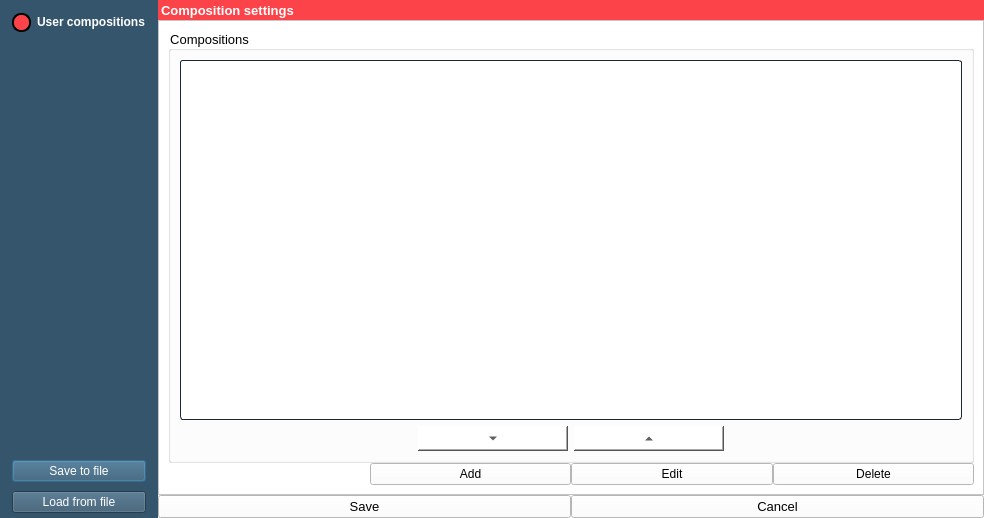
First picture: the form in Kompozycje/dodaj_kompozycje.ui, repository GIAPspzoo/GIAP_PolaMap_lite, before the edit.
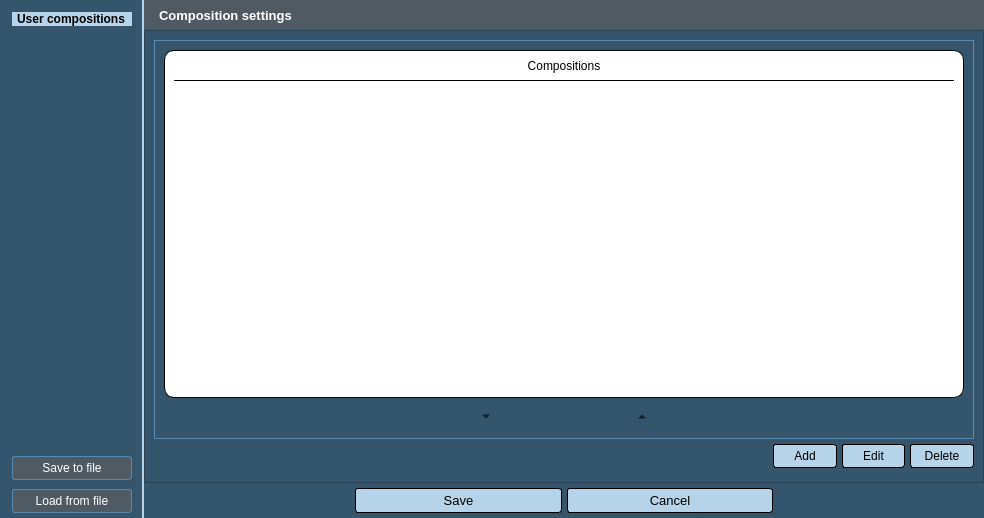
Second picture: the form after the edit. Icons and pictures are not drawn.

```diff
--- a/Kompozycje/dodaj_kompozycje.ui
+++ b/Kompozycje/dodaj_kompozycje.ui
@@ -40,23 +40,90 @@
   </property>
   <property name="styleSheet">
    <string notr="true">* {
-	background-color: rgb(255, 255, 255);
-	color: black;
+	background-color: rgb(53, 85, 109);
     font: 10pt &quot;Segoe UI&quot;; 
+	color: white;
 }
-
-
 QAbstractItemView
 {
-	alternate-background-color:  #e7e7e7;
-	color:  black;
-	border: 1px solid  #1a2936;
+	alternate-background-color:  #e6e6e6;
+}
+QComboBox
+{
+	selection-background-color: #b7d3e8;
+    background-color: #4f5a63;
+	border-style: solid;
+	border: 1px solid  #5689b0;
 	border-radius: 3px;
-	padding: 1px;
+	padding: 2px;
+	font: 9pt &quot;Segoe UI&quot;;
+    height: 20px;
+}
+
+QComboBox:on
+{
+	background-color: #4f5a63;
+	padding-top: 3px;
+	padding-left: 1px;
+	selection-background-color: #4a4a4a;
+}
+
+QComboBox QAbstractItemView
+{
+	background-color: #4f5a63;
+	border-radius: 4px;
+	border: 1px solid  #6fb1e3;
+	selection-background-color: #4f5a63;
+    padding: 4px 10px 4px 10px;
+    width: 1.9em;
+}
+
+QComboBox::drop-down
+{
+	subcontrol-origin: padding;
+	subcontrol-position: top right;
+	width: 15px;
+    background-color: #5689b0;
+	border-left-width: 0px;
+	border-left-color:  #1a2936;
+	border-left-style: solid;
+	border-top-right-radius: 3px; 
+	border-bottom-right-radius: 3px;
+}
+
+QComboBox::down-arrow
+{
+	image: url(icons/down_arrow_disabled.png);
+}
+
+QComboBox::down-arrow:on, 
+QComboBox::down-arrow:hover,
+QComboBox::down-arrow:focus
+{
+	image: url(icons/down_arrow.png);
+}
+
+QLineEdit
+{
+	border: 1px solid #5689b0;
+    border-radius: 3px;
+    background-color: #4f5a63;
 }
 
 QPushButton {
 	color: black;
+	border: 1px solid black;
+	background-color: #b7d3e8;
+	border-radius: 3px;
+	padding: 4px;
+}
+
+QPushButton:hover {
+	font-weight: bold;
+}
+QPushButton:pressed {
+   background-color: #5689b0;
+   border: 1px solid #6fb1e3;
 }
 
 QPushButton:disabled
@@ -64,20 +131,24 @@
 	color: gray;
 }
 
+QGroupBox {
+border: 1px solid #5689b0;
+}
+
 QToolButton {
-	color:  black;
+   border: 0px solid transparent;
+   color: black;
+
 }
 
-QPushButton:disabled
-{
-	color: gray;
+QToolButton:hover {
+   background-color: #5689b0;
+   border: 1px solid #6fb1e3;
 }
 
-QHeaderView::section
-{
-	background-color:  #cfcfcf;
-	color:  black;
-	padding-left: 4px;
+QToolButton:pressed {
+   background-color: #5689b0;
+   border: 1px solid #6fb1e3;
 }</string>
   </property>
   <property name="locale">
@@ -102,300 +173,6 @@
    <property name="spacing">
     <number>0</number>
    </property>
-   <item row="0" column="0" rowspan="3">
-    <widget class="QWidget" name="widget" native="true">
-     <property name="minimumSize">
-      <size>
-       <width>120</width>
-       <height>0</height>
-      </size>
-     </property>
-     <property name="font">
-      <font>
-       <family>Segoe UI</family>
-       <pointsize>10</pointsize>
-       <weight>50</weight>
-       <italic>false</italic>
-       <bold>false</bold>
-      </font>
-     </property>
-     <property name="styleSheet">
-      <string notr="true">background-color: rgb(53, 85, 109);
-
-</string>
-     </property>
-     <layout class="QVBoxLayout" name="verticalLayout">
-      <property name="spacing">
-       <number>9</number>
-      </property>
-      <property name="leftMargin">
-       <number>12</number>
-      </property>
-      <property name="topMargin">
-       <number>12</number>
-      </property>
-      <property name="rightMargin">
-       <number>12</number>
-      </property>
-      <property name="bottomMargin">
-       <number>5</number>
-      </property>
-      <item>
-       <widget class="QRadioButton" name="radioButton_1">
-        <property name="enabled">
-         <bool>true</bool>
-        </property>
-        <property name="minimumSize">
-         <size>
-          <width>0</width>
-          <height>20</height>
-         </size>
-        </property>
-        <property name="palette">
-         <palette>
-          <active>
-           <colorrole role="WindowText">
-            <brush brushstyle="SolidPattern">
-             <color alpha="255">
-              <red>255</red>
-              <green>255</green>
-              <blue>255</blue>
-             </color>
-            </brush>
-           </colorrole>
-           <colorrole role="Button">
-            <brush brushstyle="SolidPattern">
-             <color alpha="255">
-              <red>53</red>
-              <green>85</green>
-              <blue>109</blue>
-             </color>
-            </brush>
-           </colorrole>
-           <colorrole role="Text">
-            <brush brushstyle="SolidPattern">
-             <color alpha="255">
-              <red>255</red>
-              <green>255</green>
-              <blue>255</blue>
-             </color>
-            </brush>
-           </colorrole>
-           <colorrole role="ButtonText">
-            <brush brushstyle="SolidPattern">
-             <color alpha="255">
-              <red>255</red>
-              <green>255</green>
-              <blue>255</blue>
-             </color>
-            </brush>
-           </colorrole>
-           <colorrole role="Base">
-            <brush brushstyle="SolidPattern">
-             <color alpha="255">
-              <red>53</red>
-              <green>85</green>
-              <blue>109</blue>
-             </color>
-            </brush>
-           </colorrole>
-           <colorrole role="Window">
-            <brush brushstyle="SolidPattern">
-             <color alpha="255">
-              <red>53</red>
-              <green>85</green>
-              <blue>109</blue>
-             </color>
-            </brush>
-           </colorrole>
-          </active>
-          <inactive>
-           <colorrole role="WindowText">
-            <brush brushstyle="SolidPattern">
-             <color alpha="255">
-              <red>255</red>
-              <green>255</green>
-              <blue>255</blue>
-             </color>
-            </brush>
-           </colorrole>
-           <colorrole role="Button">
-            <brush brushstyle="SolidPattern">
-             <color alpha="255">
-              <red>53</red>
-              <green>85</green>
-              <blue>109</blue>
-             </color>
-            </brush>
-           </colorrole>
-           <colorrole role="Text">
-            <brush brushstyle="SolidPattern">
-             <color alpha="255">
-              <red>255</red>
-              <green>255</green>
-              <blue>255</blue>
-             </color>
-            </brush>
-           </colorrole>
-           <colorrole role="ButtonText">
-            <brush brushstyle="SolidPattern">
-             <color alpha="255">
-              <red>255</red>
-              <green>255</green>
-              <blue>255</blue>
-             </color>
-            </brush>
-           </colorrole>
-           <colorrole role="Base">
-            <brush brushstyle="SolidPattern">
-             <color alpha="255">
-              <red>53</red>
-              <green>85</green>
-              <blue>109</blue>
-             </color>
-            </brush>
-           </colorrole>
-           <colorrole role="Window">
-            <brush brushstyle="SolidPattern">
-             <color alpha="255">
-              <red>53</red>
-              <green>85</green>
-              <blue>109</blue>
-             </color>
-            </brush>
-           </colorrole>
-          </inactive>
-          <disabled>
-           <colorrole role="WindowText">
-            <brush brushstyle="SolidPattern">
-             <color alpha="255">
-              <red>255</red>
-              <green>255</green>
-              <blue>255</blue>
-             </color>
-            </brush>
-           </colorrole>
-           <colorrole role="Button">
-            <brush brushstyle="SolidPattern">
-             <color alpha="255">
-              <red>53</red>
-              <green>85</green>
-              <blue>109</blue>
-             </color>
-            </brush>
-           </colorrole>
-           <colorrole role="Text">
-            <brush brushstyle="SolidPattern">
-             <color alpha="255">
-              <red>255</red>
-              <green>255</green>
-              <blue>255</blue>
-             </color>
-            </brush>
-           </colorrole>
-           <colorrole role="ButtonText">
-            <brush brushstyle="SolidPattern">
-             <color alpha="255">
-              <red>255</red>
-              <green>255</green>
-              <blue>255</blue>
-             </color>
-            </brush>
-           </colorrole>
-           <colorrole role="Base">
-            <brush brushstyle="SolidPattern">
-             <color alpha="255">
-              <red>53</red>
-              <green>85</green>
-              <blue>109</blue>
-             </color>
-            </brush>
-           </colorrole>
-           <colorrole role="Window">
-            <brush brushstyle="SolidPattern">
-             <color alpha="255">
-              <red>53</red>
-              <green>85</green>
-              <blue>109</blue>
-             </color>
-            </brush>
-           </colorrole>
-          </disabled>
-         </palette>
-        </property>
-        <property name="styleSheet">
-         <string notr="true">QRadioButton::indicator::checked  {
-	border: 2px solid black;
-	border-radius: 9px;
-	background-color: rgb(252, 67, 73);
-	width: 15px;
-	height: 15px;
-}
-
-QRadioButton::indicator::unchecked  {
-	border: 2px solid black;
-	border-radius: 9px;
-	background-color: rgb(255, 255, 255);
-	width: 15px;
-	height: 15px;
-}
-
-QRadioButton {
-	color : white;
-	font-weight: bold; 
-}</string>
-        </property>
-        <property name="text">
-         <string>User compositions</string>
-        </property>
-        <property name="checkable">
-         <bool>true</bool>
-        </property>
-        <property name="checked">
-         <bool>true</bool>
-        </property>
-       </widget>
-      </item>
-      <item>
-       <spacer name="verticalSpacer_3">
-        <property name="orientation">
-         <enum>Qt::Vertical</enum>
-        </property>
-        <property name="sizeHint" stdset="0">
-         <size>
-          <width>20</width>
-          <height>40</height>
-         </size>
-        </property>
-       </spacer>
-      </item>
-      <item>
-       <widget class="QPushButton" name="zapisz">
-        <property name="styleSheet">
-         <string notr="true">color: white</string>
-        </property>
-        <property name="text">
-         <string>Save to file</string>
-        </property>
-       </widget>
-      </item>
-      <item>
-       <widget class="QPushButton" name="wczytaj">
-        <property name="styleSheet">
-         <string notr="true">color: white</string>
-        </property>
-        <property name="text">
-         <string>Load from file</string>
-        </property>
-       </widget>
-      </item>
-     </layout>
-     <zorder>radioButton_1</zorder>
-     <zorder>verticalSpacer_3</zorder>
-     <zorder>zapisz</zorder>
-     <zorder>wczytaj</zorder>
-    </widget>
-   </item>
    <item row="1" column="1">
     <widget class="QStackedWidget" name="stackedWidget">
      <property name="font">
@@ -443,18 +220,17 @@
          <property name="minimumSize">
           <size>
            <width>200</width>
-           <height>20</height>
+           <height>30</height>
           </size>
          </property>
          <property name="maximumSize">
           <size>
            <width>16777215</width>
-           <height>20</height>
+           <height>30</height>
           </size>
          </property>
          <property name="styleSheet">
-          <string notr="true">background-color: rgb(252, 67, 73);
-</string>
+          <string notr="true">background-color: #4f5a63;</string>
          </property>
          <property name="frameShape">
           <enum>QFrame::NoFrame</enum>
@@ -464,7 +240,7 @@
          </property>
          <layout class="QHBoxLayout" name="horizontalLayout_2">
           <property name="leftMargin">
-           <number>3</number>
+           <number>15</number>
           </property>
           <property name="topMargin">
            <number>0</number>
@@ -477,6 +253,18 @@
           </property>
           <item>
            <widget class="QLabel" name="title_label_15">
+            <property name="minimumSize">
+             <size>
+              <width>0</width>
+              <height>30</height>
+             </size>
+            </property>
+            <property name="maximumSize">
+             <size>
+              <width>16777215</width>
+              <height>30</height>
+             </size>
+            </property>
             <property name="font">
              <font>
               <family>Segoe UI</family>
@@ -525,18 +313,11 @@
               <number>0</number>
              </property>
              <property name="bottomMargin">
-              <number>0</number>
+              <number>5</number>
              </property>
              <property name="spacing">
-              <number>0</number>
+              <number>5</number>
              </property>
-             <item row="1" column="3">
-              <widget class="QPushButton" name="usun_kompozycje">
-               <property name="text">
-                <string>Delete</string>
-               </property>
-              </widget>
-             </item>
              <item row="0" column="0" colspan="4">
               <widget class="QGroupBox" name="groupBox_35">
                <property name="sizePolicy">
@@ -555,7 +336,7 @@
                 </font>
                </property>
                <property name="title">
-                <string>Compositions</string>
+                <string/>
                </property>
                <property name="flat">
                 <bool>false</bool>
@@ -565,31 +346,79 @@
                </property>
                <layout class="QGridLayout" name="gridLayout_43">
                 <item row="0" column="0">
-                 <widget class="QTableView" name="tableView">
-                  <property name="editTriggers">
-                   <set>QAbstractItemView::NoEditTriggers</set>
+                 <widget class="QFrame" name="frame_2">
+                  <property name="styleSheet">
+                   <string notr="true">border: 1px solid black;
+border-radius: 10px;
+background-color: white;</string>
                   </property>
-                  <property name="alternatingRowColors">
-                   <bool>true</bool>
+                  <property name="frameShape">
+                   <enum>QFrame::StyledPanel</enum>
                   </property>
-                  <property name="selectionMode">
-                   <enum>QAbstractItemView::SingleSelection</enum>
+                  <property name="frameShadow">
+                   <enum>QFrame::Raised</enum>
                   </property>
-                  <property name="selectionBehavior">
-                   <enum>QAbstractItemView::SelectRows</enum>
-                  </property>
-                  <property name="verticalScrollMode">
-                   <enum>QAbstractItemView::ScrollPerItem</enum>
-                  </property>
-                  <attribute name="horizontalHeaderStretchLastSection">
-                   <bool>true</bool>
-                  </attribute>
-                  <attribute name="verticalHeaderCascadingSectionResizes">
-                   <bool>true</bool>
-                  </attribute>
+                  <layout class="QVBoxLayout" name="verticalLayout_2">
+                   <property name="topMargin">
+                    <number>0</number>
+                   </property>
+                   <item>
+                    <widget class="QLabel" name="label">
+                     <property name="minimumSize">
+                      <size>
+                       <width>0</width>
+                       <height>30</height>
+                      </size>
+                     </property>
+                     <property name="styleSheet">
+                      <string notr="true">border-width: 0px;
+border-radius: 0px;
+border-bottom: 1px solid black;
+color: black;</string>
+                     </property>
+                     <property name="text">
+                      <string>Compositions</string>
+                     </property>
+                     <property name="alignment">
+                      <set>Qt::AlignCenter</set>
+                     </property>
+                    </widget>
+                   </item>
+                   <item>
+                    <widget class="QTableView" name="tableView">
+                     <property name="styleSheet">
+                      <string notr="true">QTableView {
+border: 0px;
+color: black;
+}</string>
+                     </property>
+                     <property name="editTriggers">
+                      <set>QAbstractItemView::NoEditTriggers</set>
+                     </property>
+                     <property name="alternatingRowColors">
+                      <bool>true</bool>
+                     </property>
+                     <property name="selectionMode">
+                      <enum>QAbstractItemView::SingleSelection</enum>
+                     </property>
+                     <property name="selectionBehavior">
+                      <enum>QAbstractItemView::SelectRows</enum>
+                     </property>
+                     <property name="verticalScrollMode">
+                      <enum>QAbstractItemView::ScrollPerItem</enum>
+                     </property>
+                     <attribute name="horizontalHeaderStretchLastSection">
+                      <bool>true</bool>
+                     </attribute>
+                     <attribute name="verticalHeaderCascadingSectionResizes">
+                      <bool>true</bool>
+                     </attribute>
+                    </widget>
+                   </item>
+                  </layout>
                  </widget>
                 </item>
-                <item row="1" column="0">
+                <item row="2" column="0">
                  <layout class="QHBoxLayout" name="horizontalLayout_4">
                   <item>
                    <spacer name="horizontalSpacer">
@@ -654,19 +483,30 @@
                </layout>
               </widget>
              </item>
-             <item row="1" column="2">
-              <widget class="QPushButton" name="edytuj_kompozycje">
-               <property name="text">
-                <string>Edit</string>
-               </property>
-              </widget>
-             </item>
-             <item row="1" column="1">
-              <widget class="QPushButton" name="dodaj_kompozycje">
-               <property name="text">
-                <string>Add</string>
-               </property>
-              </widget>
+             <item row="1" column="3">
+              <layout class="QHBoxLayout" name="horizontalLayout_3">
+               <item>
+                <widget class="QPushButton" name="dodaj_kompozycje">
+                 <property name="text">
+                  <string>Add</string>
+                 </property>
+                </widget>
+               </item>
+               <item>
+                <widget class="QPushButton" name="edytuj_kompozycje">
+                 <property name="text">
+                  <string>Edit</string>
+                 </property>
+                </widget>
+               </item>
+               <item>
+                <widget class="QPushButton" name="usun_kompozycje">
+                 <property name="text">
+                  <string>Delete</string>
+                 </property>
+                </widget>
+               </item>
+              </layout>
              </item>
             </layout>
            </widget>
@@ -681,20 +521,33 @@
    <item row="2" column="1">
     <layout class="QHBoxLayout" name="horizontalLayout">
      <property name="spacing">
-      <number>0</number>
+      <number>5</number>
      </property>
      <property name="leftMargin">
-      <number>0</number>
+      <number>5</number>
      </property>
      <property name="topMargin">
-      <number>0</number>
+      <number>5</number>
      </property>
      <property name="rightMargin">
-      <number>0</number>
+      <number>5</number>
      </property>
      <property name="bottomMargin">
-      <number>0</number>
+      <number>5</number>
      </property>
+     <item>
+      <spacer name="horizontalSpacer_4">
+       <property name="orientation">
+        <enum>Qt::Horizontal</enum>
+       </property>
+       <property name="sizeHint" stdset="0">
+        <size>
+         <width>40</width>
+         <height>20</height>
+        </size>
+       </property>
+      </spacer>
+     </item>
      <item>
       <widget class="QPushButton" name="pushButton">
        <property name="sizePolicy">
@@ -739,8 +592,148 @@
        </property>
       </widget>
      </item>
+     <item>
+      <spacer name="horizontalSpacer_3">
+       <property name="orientation">
+        <enum>Qt::Horizontal</enum>
+       </property>
+       <property name="sizeHint" stdset="0">
+        <size>
+         <width>40</width>
+         <height>20</height>
+        </size>
+       </property>
+      </spacer>
+     </item>
     </layout>
    </item>
+   <item row="0" column="0" rowspan="3">
+    <widget class="QFrame" name="frame">
+     <property name="minimumSize">
+      <size>
+       <width>120</width>
+       <height>0</height>
+      </size>
+     </property>
+     <property name="font">
+      <font>
+       <family>Segoe UI Light</family>
+       <pointsize>8</pointsize>
+       <weight>9</weight>
+       <italic>false</italic>
+       <bold>false</bold>
+      </font>
+     </property>
+     <property name="styleSheet">
+      <string notr="true">
+* {
+	font: 75 8pt &quot;Segoe UI Light&quot;;
+	color: black;
+}
+
+QFrame {
+	border-right: 2px solid #b7d3e8;
+}
+
+QPushButton {
+	font: 8pt &quot;Segoe UI&quot;;
+    color: white; 
+	border: 1px solid #5689b0;
+    background-color: #4f5a63;
+	border-radius: 3px;
+	padding: 4px;
+
+}
+
+QPushButton:hover {
+
+	font-weight: bold;
+}
+QPushButton:pressed {
+   background-color: #5689b0;
+   border: 1px solid #6fb1e3;
+}
+
+QPushButton:disabled
+{
+	color: gray;
+}
+</string>
+     </property>
+     <layout class="QVBoxLayout" name="verticalLayout">
+      <property name="spacing">
+       <number>9</number>
+      </property>
+      <property name="leftMargin">
+       <number>12</number>
+      </property>
+      <property name="topMargin">
+       <number>12</number>
+      </property>
+      <property name="rightMargin">
+       <number>12</number>
+      </property>
+      <property name="bottomMargin">
+       <number>5</number>
+      </property>
+      <item>
+       <widget class="QLabel" name="label_2">
+        <property name="styleSheet">
+         <string notr="true">   background-color: #b7d3e8;
+   color: black;
+   font: 10pt &quot;Segoe UI&quot;; 
+   font-weight: bold;
+   padding-left: 5px;
+   padding-right: 5px;</string>
+        </property>
+        <property name="text">
+         <string>User compositions</string>
+        </property>
+        <property name="alignment">
+         <set>Qt::AlignCenter</set>
+        </property>
+       </widget>
+      </item>
+      <item>
+       <spacer name="verticalSpacer_3">
+        <property name="orientation">
+         <enum>Qt::Vertical</enum>
+        </property>
+        <property name="sizeHint" stdset="0">
+         <size>
+          <width>20</width>
+          <height>40</height>
+         </size>
+        </property>
+       </spacer>
+      </item>
+      <item>
+       <widget class="QPushButton" name="zapisz">
+        <property name="styleSheet">
+         <string notr="true"/>
+        </property>
+        <property name="text">
+         <string>Save to file</string>
+        </property>
+       </widget>
+      </item>
+      <item>
+       <widget class="QPushButton" name="wczytaj">
+        <property name="styleSheet">
+         <string notr="true">color: white</string>
+        </property>
+        <property name="text">
+         <string>Load from file</string>
+        </property>
+       </widget>
+      </item>
+     </layout>
+     <zorder>verticalSpacer_3</zorder>
+     <zorder>zapisz</zorder>
+     <zorder>wczytaj</zorder>
+     <zorder>label_2</zorder>
+    </widget>
+   </item>
   </layout>
  </widget>
  <tabstops>
```
Left out of the diff: 9 changed lines with no effect on the pictures.
